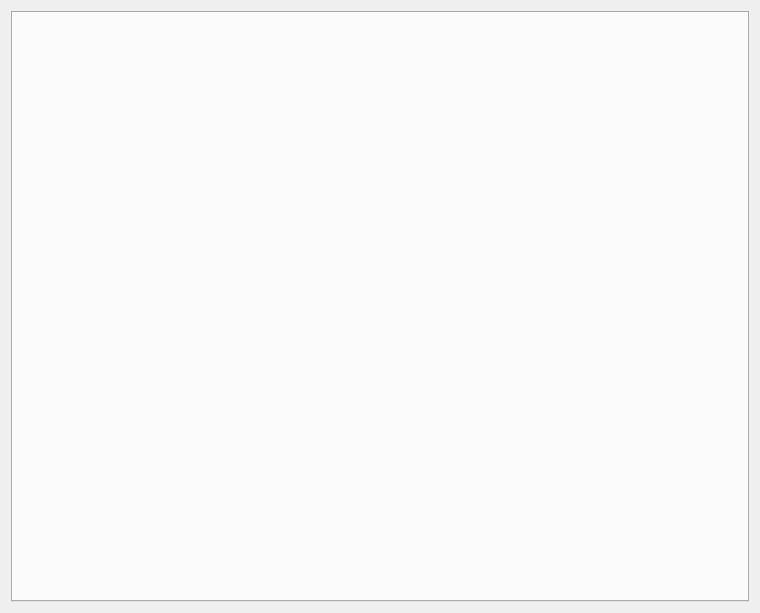
The window that kcms/activities/ui/MainConfigurationWidgetBase.ui (feren-OS/plasma-desktop-kcms) describes before a commit, drawn with Qt 5.
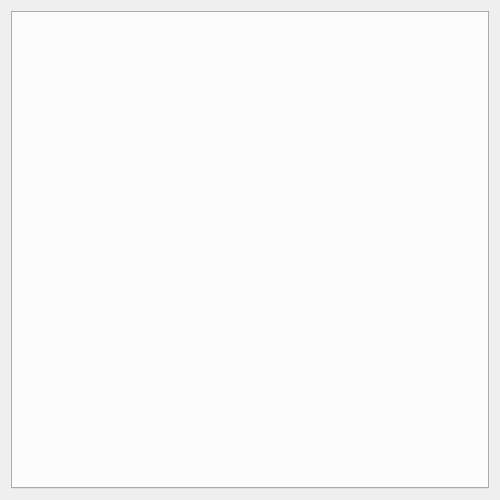
The same window after the commit.

The edit to the form file:
```diff
--- a/kcms/activities/ui/MainConfigurationWidgetBase.ui
+++ b/kcms/activities/ui/MainConfigurationWidgetBase.ui
@@ -6,8 +6,8 @@
    <rect>
     <x>0</x>
     <y>0</y>
-    <width>760</width>
-    <height>613</height>
+    <width>500</width>
+    <height>500</height>
    </rect>
   </property>
   <layout class="QVBoxLayout" name="verticalLayout">
```
